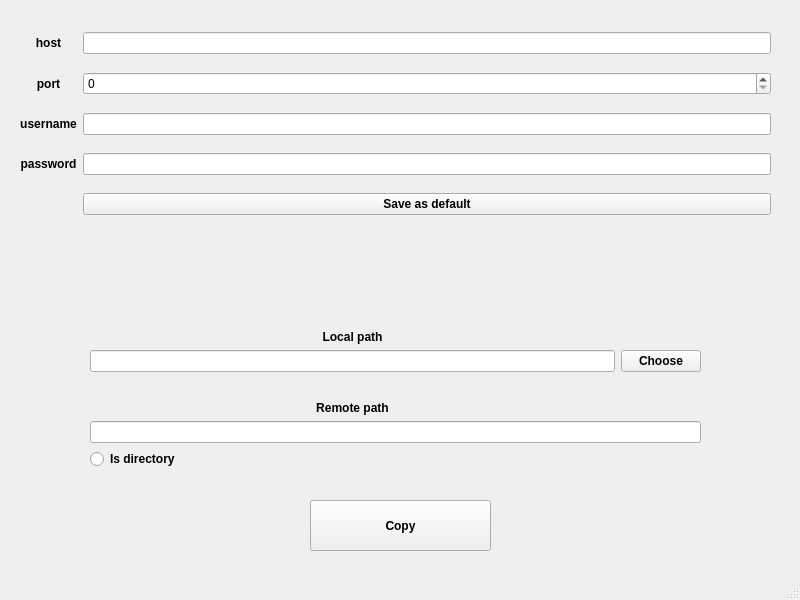
Old version of the form python_scp_gui.ui in the repository MartsinovichDanya/python_scp_gui.
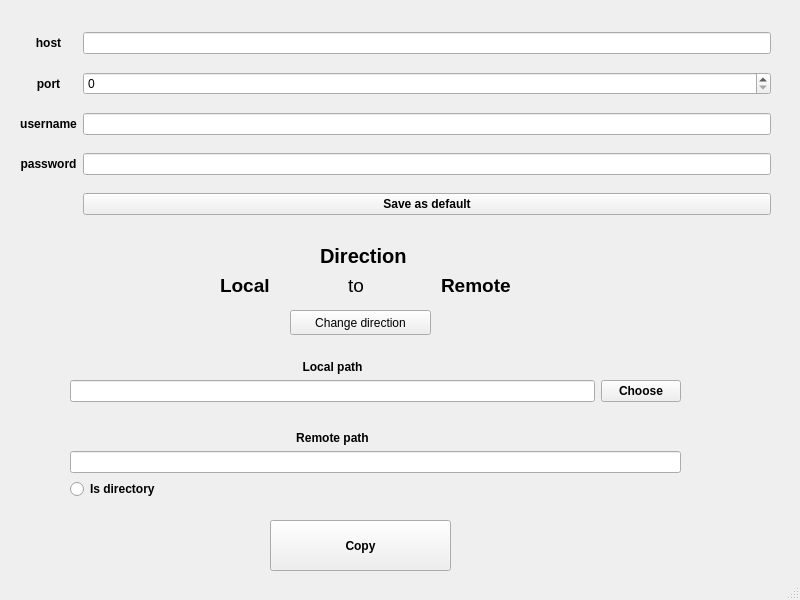
New version of the form.

Diff of the .ui file:
```diff
--- a/python_scp_gui.ui
+++ b/python_scp_gui.ui
@@ -128,8 +128,8 @@
    <widget class="QWidget" name="gridLayoutWidget_2">
     <property name="geometry">
      <rect>
-      <x>90</x>
-      <y>330</y>
+      <x>70</x>
+      <y>360</y>
       <width>611</width>
       <height>139</height>
      </rect>
@@ -217,8 +217,8 @@
    <widget class="QPushButton" name="copyButton">
     <property name="geometry">
      <rect>
-      <x>310</x>
-      <y>500</y>
+      <x>270</x>
+      <y>520</y>
       <width>181</width>
       <height>51</height>
      </rect>
@@ -233,6 +233,121 @@
      <string>Copy</string>
     </property>
    </widget>
+   <widget class="QWidget" name="horizontalLayoutWidget">
+    <property name="geometry">
+     <rect>
+      <x>220</x>
+      <y>270</y>
+      <width>291</width>
+      <height>31</height>
+     </rect>
+    </property>
+    <layout class="QHBoxLayout" name="horizontalLayout">
+     <item>
+      <widget class="QLabel" name="src_label">
+       <property name="font">
+        <font>
+         <pointsize>14</pointsize>
+         <weight>75</weight>
+         <bold>true</bold>
+        </font>
+       </property>
+       <property name="text">
+        <string>Local</string>
+       </property>
+      </widget>
+     </item>
+     <item>
+      <spacer name="horizontalSpacer">
+       <property name="orientation">
+        <enum>Qt::Horizontal</enum>
+       </property>
+       <property name="sizeHint" stdset="0">
+        <size>
+         <width>40</width>
+         <height>20</height>
+        </size>
+       </property>
+      </spacer>
+     </item>
+     <item>
+      <widget class="QLabel" name="label_9">
+       <property name="font">
+        <font>
+         <pointsize>14</pointsize>
+         <weight>50</weight>
+         <italic>false</italic>
+         <bold>false</bold>
+        </font>
+       </property>
+       <property name="text">
+        <string>to</string>
+       </property>
+      </widget>
+     </item>
+     <item>
+      <spacer name="horizontalSpacer_2">
+       <property name="orientation">
+        <enum>Qt::Horizontal</enum>
+       </property>
+       <property name="sizeHint" stdset="0">
+        <size>
+         <width>40</width>
+         <height>20</height>
+        </size>
+       </property>
+      </spacer>
+     </item>
+     <item>
+      <widget class="QLabel" name="dst_label">
+       <property name="font">
+        <font>
+         <pointsize>14</pointsize>
+         <weight>75</weight>
+         <bold>true</bold>
+        </font>
+       </property>
+       <property name="text">
+        <string>Remote</string>
+       </property>
+      </widget>
+     </item>
+    </layout>
+   </widget>
+   <widget class="QLabel" name="label_7">
+    <property name="geometry">
+     <rect>
+      <x>320</x>
+      <y>240</y>
+      <width>111</width>
+      <height>31</height>
+     </rect>
+    </property>
+    <property name="font">
+     <font>
+      <pointsize>15</pointsize>
+      <weight>75</weight>
+      <bold>true</bold>
+      <underline>false</underline>
+     </font>
+    </property>
+    <property name="text">
+     <string>Direction</string>
+    </property>
+   </widget>
+   <widget class="QPushButton" name="changeDirectionButton">
+    <property name="geometry">
+     <rect>
+      <x>290</x>
+      <y>310</y>
+      <width>141</width>
+      <height>25</height>
+     </rect>
+    </property>
+    <property name="text">
+     <string>Change direction</string>
+    </property>
+   </widget>
   </widget>
   <widget class="QStatusBar" name="statusbar"/>
  </widget>
```
Left out of the diff: 2 changed lines with no effect on the pictures.
